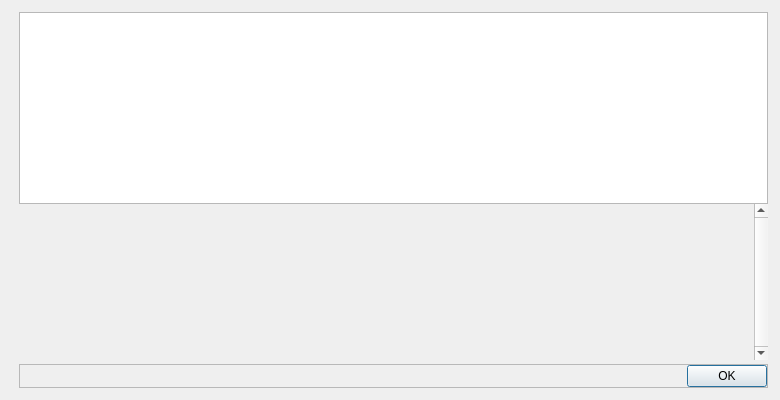
First picture: the form in src/qt/forms/helpmessagedialog.ui, repository WalkerWaqiOrg/bitcoin-abc, before the edit.
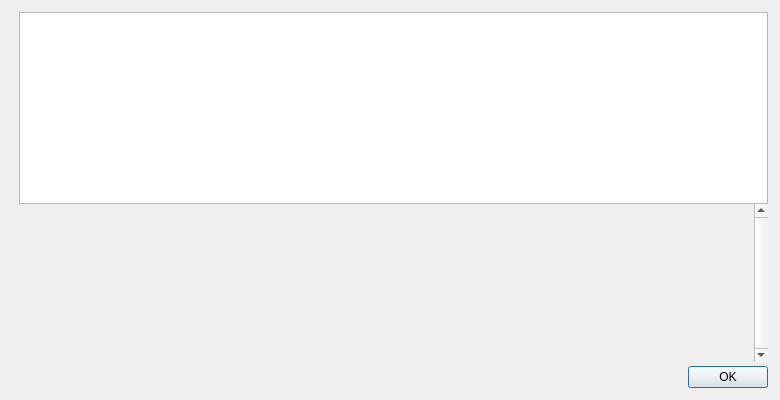
Second picture: the form after the edit. Icons and pictures are not drawn.

Diff of the .ui file:
```diff
--- a/src/qt/forms/helpmessagedialog.ui
+++ b/src/qt/forms/helpmessagedialog.ui
@@ -144,40 +144,15 @@
       </spacer>
      </item>
      <item>
-      <widget class="QFrame" name="frame_2">
-       <property name="minimumSize">
-        <size>
-         <width>0</width>
-         <height>0</height>
-        </size>
-       </property>
-       <property name="frameShape">
-        <enum>QFrame::StyledPanel</enum>
-       </property>
-       <property name="frameShadow">
-        <enum>QFrame::Raised</enum>
-       </property>
-       <layout class="QHBoxLayout" name="horizontalLayout">
-        <property name="leftMargin">
-         <number>0</number>
-        </property>
-        <property name="topMargin">
-         <number>0</number>
-        </property>
-        <property name="rightMargin">
-         <number>0</number>
-        </property>
-        <property name="bottomMargin">
-         <number>0</number>
-        </property>
+      <layout class="QHBoxLayout" name="horizontalLayout_4">
         <item>
-         <spacer name="horizontalSpacer">
+        <spacer name="horizontalSpacer_3">
           <property name="orientation">
            <enum>Qt::Horizontal</enum>
           </property>
           <property name="sizeHint" stdset="0">
            <size>
-            <width>566</width>
+           <width>413</width>
             <height>20</height>
            </size>
           </property>
@@ -191,7 +166,6 @@
          </widget>
         </item>
        </layout>
-      </widget>
      </item>
     </layout>
    </item>
```
Lines whose indentation alone changed are shown as unchanged.
